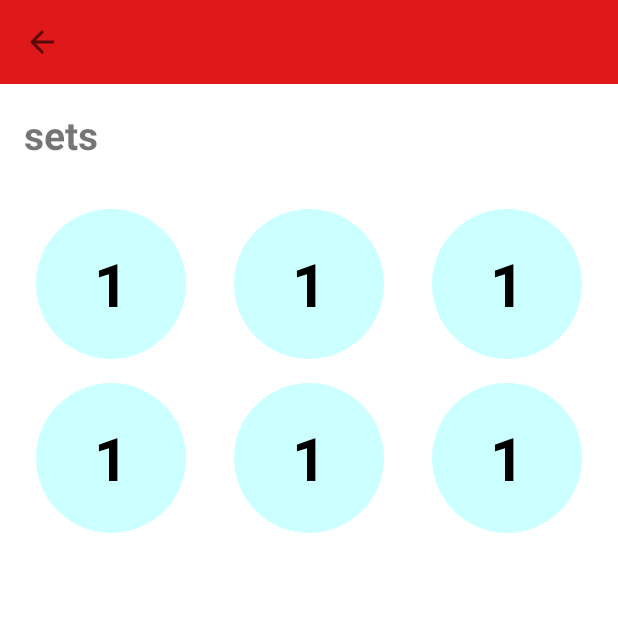
After one commit to nabilChemkhi/QuizEt, an Android app: the SetsActivity screen opened directly, with no data from a screen before it, on a phone screen of 412 x 824 dp, the top half of it. The commit adds this screen. Run offline under Robolectric (Android 15) with nearby library versions, the phone set to English and light mode, and no system bars.

Commit message:
sets activity

```diff
--- a/app/src/main/AndroidManifest.xml
+++ b/app/src/main/AndroidManifest.xml
@@ -10,8 +10,11 @@
         android:supportsRtl="true"
         android:theme="@style/Theme.QuizEt">
         <activity
+            android:name=".SetsActivity"
+            android:exported="true" />
+        <activity
             android:name=".SplashActivity"
-            android:exported="true" >
+            android:exported="true">
             <intent-filter>
                 <action android:name="android.intent.action.MAIN" />
 
@@ -23,9 +26,7 @@
             android:exported="true" />
         <activity
             android:name=".MainActivity"
-            android:exported="true"/>
-
-
+            android:exported="true" />
     </application>
 
 </manifest>
--- a/app/src/main/java/com/example/quizet/CategoryActivity.java
+++ b/app/src/main/java/com/example/quizet/CategoryActivity.java
@@ -34,6 +34,12 @@ public class CategoryActivity extends AppCompatActivity {
         categoryList.add("Cat 4");
         categoryList.add("Cat 5");
         categoryList.add("Cat 6");
+        categoryList.add("Cat 7");
+        categoryList.add("Cat 8");
+        categoryList.add("Cat 9");
+        categoryList.add("Cat 10");
+        categoryList.add("Cat 11");
+        categoryList.add("Cat 12");
 
         CategoryAdapter adapter=new CategoryAdapter(categoryList);
         catGridView.setAdapter(adapter);
--- a/app/src/main/java/com/example/quizet/CategoryAdapter.java
+++ b/app/src/main/java/com/example/quizet/CategoryAdapter.java
@@ -1,5 +1,6 @@
 package com.example.quizet;
 
+import android.content.Intent;
 import android.graphics.Color;
 import android.view.LayoutInflater;
 import android.view.View;
@@ -47,6 +48,16 @@ public class CategoryAdapter extends BaseAdapter {
         else {
             view=convertView;
         }
+        //onclicklistener pour acceder aux sets
+        view.setOnClickListener(new View.OnClickListener() {
+            @Override
+            public void onClick(View v) {
+                Intent intent = new Intent(parent.getContext(), SetsActivity.class);
+                intent.putExtra("Category",categoryList.get(position));
+                parent.getContext().startActivity(intent);
+            }
+        });
+
         ((TextView) view.findViewById(R.id.categoryName)).setText(categoryList.get(position));
         Random rnd=new Random();
         int color = Color.argb(255, rnd.nextInt(255), rnd.nextInt(255), rnd.nextInt(255));
--- /dev/null
+++ b/app/src/main/java/com/example/quizet/SetAdapter.java
@@ -0,0 +1,44 @@
+package com.example.quizet;
+
+import android.view.LayoutInflater;
+import android.view.View;
+import android.view.ViewGroup;
+import android.widget.BaseAdapter;
+import android.widget.TextView;
+
+public class SetAdapter extends BaseAdapter {
+
+    private  int nbrOfSets;
+
+    public SetAdapter(int nbrOfSets) {
+        this.nbrOfSets = nbrOfSets;
+    }
+
+    @Override
+    public int getCount() {
+        return nbrOfSets;
+    }
+
+    @Override
+    public Object getItem(int position) {
+        return null;
+    }
+
+    @Override
+    public long getItemId(int position) {
+        return 0;
+    }
+
+    @Override
+    public View getView(int position, View convertView, ViewGroup parent) {
+        View view;
+        if(convertView==null){
+            view= LayoutInflater.from(parent.getContext()).inflate(R.layout.sets_item_layout,parent,false);
+        }
+        else {
+            view=convertView;
+            ((TextView) view.findViewById(R.id.setNo_tv)).setText(String.valueOf(position+1));
+        }
+        return view;
+    }
+}
--- /dev/null
+++ b/app/src/main/java/com/example/quizet/SetsActivity.java
@@ -0,0 +1,48 @@
+package com.example.quizet;
+
+import androidx.annotation.NonNull;
+import androidx.appcompat.app.AppCompatActivity;
+
+import android.os.Bundle;
+import android.view.MenuItem;
+import android.widget.GridView;
+import androidx.appcompat.widget.Toolbar;
+
+public class SetsActivity extends AppCompatActivity {
+
+    //widgets
+    private GridView setsGrid;
+    private Toolbar toolbar;
+
+    @Override
+    protected void onCreate(Bundle savedInstanceState) {
+        super.onCreate(savedInstanceState);
+        setContentView(R.layout.activity_sets);
+
+        //binding
+        toolbar = findViewById(R.id.set_toolbar);
+        setsGrid = findViewById(R.id.sets_gridView);
+        //toolbar
+        setSupportActionBar(toolbar);
+        String title=getIntent().getStringExtra("Category");
+        getSupportActionBar().setTitle(title);
+
+        //return button
+        getSupportActionBar().setDisplayHomeAsUpEnabled(true);
+
+
+        SetAdapter adapter = new SetAdapter(6);
+        setsGrid.setAdapter(adapter);
+
+
+    }
+    //handling the button
+    @Override
+    public boolean onOptionsItemSelected(@NonNull MenuItem item) {
+        if(item.getItemId()==android.R.id.home)
+        {
+            SetsActivity.this.finish();
+        }
+        return super.onOptionsItemSelected(item);
+    }
+}
--- /dev/null
+++ b/app/src/main/res/layout/activity_sets.xml
@@ -0,0 +1,37 @@
+<?xml version="1.0" encoding="utf-8"?>
+<LinearLayout
+    xmlns:android="http://schemas.android.com/apk/res/android"
+    xmlns:app="http://schemas.android.com/apk/res-auto"
+    xmlns:tools="http://schemas.android.com/tools"
+    android:layout_width="match_parent"
+    android:layout_height="match_parent"
+    android:orientation="vertical"
+    tools:context=".SetsActivity">
+
+    <androidx.appcompat.widget.Toolbar
+        android:id="@+id/set_toolbar"
+        android:layout_width="match_parent"
+        android:layout_height="?actionBarSize"
+        android:background="@color/ColorPrimary"/>
+
+    <TextView
+        android:layout_width="match_parent"
+        android:layout_height="wrap_content"
+        android:text="@string/sets"
+        android:textSize="26sp"
+        android:textStyle="bold"
+        android:padding="16dp"
+        />
+    <GridView
+        android:id="@+id/sets_gridView"
+        android:layout_width="match_parent"
+        android:layout_height="0dp"
+        android:layout_weight="1"
+        android:gravity="center"
+        android:columnWidth="100dp"
+        android:horizontalSpacing="16dp"
+        android:verticalSpacing="16dp"
+        android:padding="16dp"
+        android:numColumns="auto_fit"></GridView>
+
+</LinearLayout>
--- /dev/null
+++ b/app/src/main/res/layout/sets_item_layout.xml
@@ -0,0 +1,18 @@
+<?xml version="1.0" encoding="utf-8"?>
+<LinearLayout
+    xmlns:android="http://schemas.android.com/apk/res/android"
+    android:layout_width="100dp"
+    android:layout_height="100dp"
+    android:orientation="vertical"
+    android:gravity="center"
+    android:background="@drawable/round_corner">
+    <TextView
+        android:id="@+id/setNo_tv"
+        android:layout_width="wrap_content"
+        android:layout_height="wrap_content"
+        android:text="1"
+        android:textStyle="bold"
+        android:textColor="@color/black"
+        android:textSize="40sp"/>
+
+</LinearLayout>
--- a/app/src/main/res/values/strings.xml
+++ b/app/src/main/res/values/strings.xml
@@ -1,5 +1,6 @@
 <resources>
     <string name="app_name">QuizEt</string>
     <string name="start">Start</string>
+    <string name="sets">sets</string>
 
 </resources>
```
